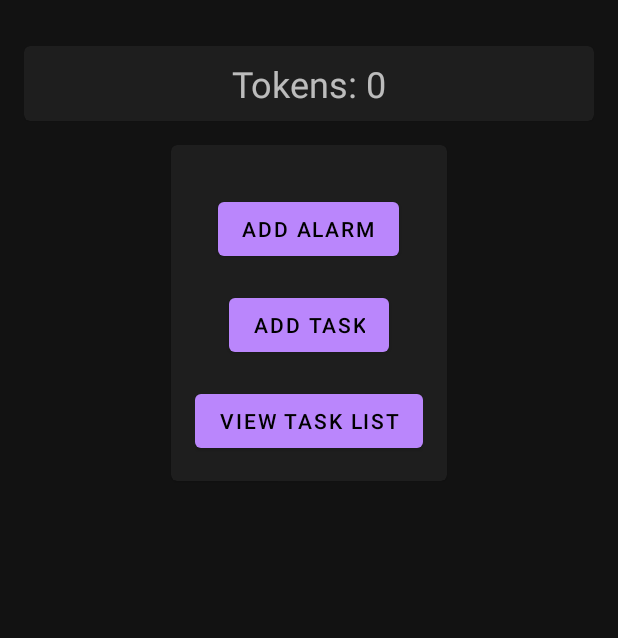
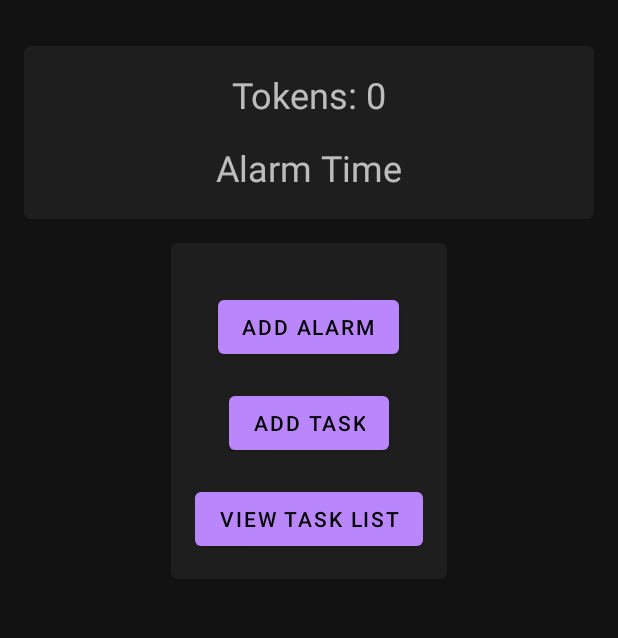
Before and after one commit to notnowabhi/Personal-Motivator-App, an Android app: the AddTaskActivity screen opened directly, with no data from a screen before it, on a phone screen of 412 x 824 dp, the part 62-700 px from its top. Run offline under Robolectric (Android 15) with nearby library versions, the phone set to English and light mode, and no system bars.

Commit message:
change 3

```diff
--- a/app/src/main/res/layout/activity_add_task.xml
+++ b/app/src/main/res/layout/activity_add_task.xml
@@ -8,7 +8,7 @@
     <com.google.android.material.card.MaterialCardView
         android:id="@+id/cardId"
         android:layout_width="match_parent"
-        android:layout_height="50dp"
+        android:layout_height="115dp"
         android:layout_centerHorizontal="true">
 
         <RelativeLayout
@@ -19,9 +19,20 @@
                 android:id="@+id/text_view_tokens"
                 android:layout_width="wrap_content"
                 android:layout_height="wrap_content"
-                android:layout_centerInParent="true"
+                android:layout_centerHorizontal="true"
+                android:layout_marginTop="16dp"
                 android:text="Tokens: 0"
                 android:textSize="24sp" />
+
+            <TextView
+                android:layout_width="wrap_content"
+                android:layout_height="wrap_content"
+                android:layout_centerInParent="true"
+                android:id="@+id/text_alarm_time"
+                android:text="Alarm Time"
+                android:layout_marginTop="16dp"
+                android:textSize="24sp"
+                android:layout_below="@+id/text_view_tokens"/>
 
         </RelativeLayout>
 
```
Also changed, not shown: app/src/main/java/com/example/personalmotivator/AddTaskActivity.java (+47 -22 lines), app/src/main/java/com/example/personalmotivator/TaskListActivity.java (+2 -21 lines).
